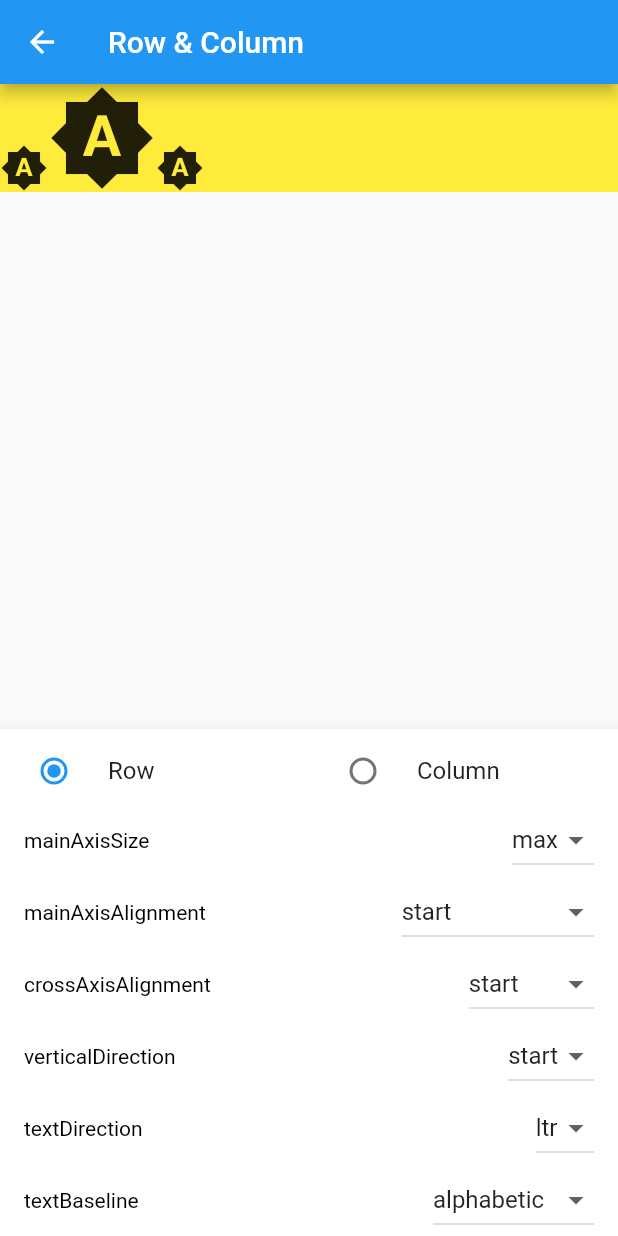
After one commit to linhkhoi-huynh-goldenowl/flutter-gallery-app, a Flutter app: the RowColumnScreen screen opened by its route, on a phone screen of 412 x 824 dp. The commit adds this screen. Run offline on Flutter 3.47's test engine with Material 2 defaults, Android fonts, the phone set to English and light mode, and no system bars.

Commit message:
them row column screen

```diff
--- a/gallery_app/lib/config/routes/router.dart
+++ b/gallery_app/lib/config/routes/router.dart
@@ -2,6 +2,7 @@ import 'package:flutter/material.dart';
 import 'package:gallery_app/features/screens/cupertino_widget/cupertino_screen.dart';
 import 'package:gallery_app/features/screens/home_screen.dart';
 import 'package:gallery_app/features/screens/rich_text_screen.dart';
+import 'package:gallery_app/features/screens/row_column_screen.dart';
 
 class AppRouter {
   static Route<dynamic> generateRoute(RouteSettings settings) {
@@ -12,6 +13,8 @@ class AppRouter {
         return MaterialPageRoute(builder: (_) => const CupertinoScreen());
       case '/RichTextScreen':
         return MaterialPageRoute(builder: (_) => const RichTextScreen());
+      case '/RowColumnScreen':
+        return MaterialPageRoute(builder: (_) => const RowColumnScreen());
       default:
         return MaterialPageRoute(
             builder: (_) => Scaffold(
--- /dev/null
+++ b/gallery_app/lib/features/models/row_column.dart
@@ -0,0 +1,59 @@
+import 'package:flutter/material.dart';
+
+class RowColumnModel with ChangeNotifier {
+  bool _chooseRow = true;
+  MainAxisSize _mainAxisSize = MainAxisSize.max;
+  MainAxisAlignment _mainAxisAlignment = MainAxisAlignment.start;
+  CrossAxisAlignment _crossAxisAlignment = CrossAxisAlignment.start;
+  VerticalDirection _verticalDirection = VerticalDirection.up;
+  bool _textDirection = true;
+  TextBaseline _textBaseline = TextBaseline.alphabetic;
+  bool get chooseRow => _chooseRow;
+
+  set chooseRow(bool value) {
+    _chooseRow = value;
+    notifyListeners();
+  }
+
+  get mainAxisSize => _mainAxisSize;
+
+  set mainAxisSize(value) {
+    _mainAxisSize = value;
+    notifyListeners();
+  }
+
+  get mainAxisAlignment => _mainAxisAlignment;
+
+  set mainAxisAlignment(value) {
+    _mainAxisAlignment = value;
+    notifyListeners();
+  }
+
+  get crossAxisAlignment => _crossAxisAlignment;
+
+  set crossAxisAlignment(value) {
+    _crossAxisAlignment = value;
+    notifyListeners();
+  }
+
+  get verticalDirection => _verticalDirection;
+
+  set verticalDirection(value) {
+    _verticalDirection = value;
+    notifyListeners();
+  }
+
+  get textDirection => _textDirection;
+
+  set textDirection(value) {
+    _textDirection = value;
+    notifyListeners();
+  }
+
+  get textBaseline => _textBaseline;
+
+  set textBaseline(value) {
+    _textBaseline = value;
+    notifyListeners();
+  }
+}
--- a/gallery_app/lib/features/screens/home_screen.dart
+++ b/gallery_app/lib/features/screens/home_screen.dart
@@ -85,7 +85,7 @@ class _HomeScreenState extends State<HomeScreen> {
               title: "Row & Column",
               subtitle:
                   "A widget that displays its children in a horizontal and vertical array",
-              routeName: "routeName",
+              routeName: "/RowColumnScreen",
               iconData: Icons.graphic_eq),
           HomeItem(
               title: "Wrap & Chip",
--- /dev/null
+++ b/gallery_app/lib/features/screens/row_column_screen.dart
@@ -0,0 +1,246 @@
+import 'package:flutter/material.dart';
+import 'package:gallery_app/features/models/row_column.dart';
+import 'package:intl/intl.dart';
+import 'package:provider/provider.dart';
+import 'dart:ui' as ui;
+
+class RowColumnScreen extends StatelessWidget {
+  const RowColumnScreen({Key? key}) : super(key: key);
+
+  @override
+  Widget build(BuildContext context) {
+    final children = [
+      const Icon(
+        Icons.brightness_auto,
+        size: 32,
+      ),
+      const Icon(
+        Icons.brightness_auto,
+        size: 72,
+      ),
+      const Icon(
+        Icons.brightness_auto,
+        size: 32,
+      )
+    ];
+
+    return Consumer<RowColumnModel>(
+      builder: (context, model, child) {
+        return Scaffold(
+          appBar: AppBar(
+            title: const Text("Row & Column"),
+          ),
+          body: Container(
+            color: Colors.yellow,
+            child: model.chooseRow
+                ? Row(
+                    mainAxisSize: model.mainAxisSize,
+                    mainAxisAlignment: model.mainAxisAlignment,
+                    crossAxisAlignment: model.crossAxisAlignment,
+                    textBaseline: model.textBaseline,
+                    textDirection: model.textDirection
+                        ? ui.TextDirection.ltr
+                        : ui.TextDirection.rtl,
+                    verticalDirection: model.verticalDirection,
+                    children: children,
+                  )
+                : Column(
+                    mainAxisSize: model.mainAxisSize,
+                    mainAxisAlignment: model.mainAxisAlignment,
+                    crossAxisAlignment: model.crossAxisAlignment,
+                    textBaseline: model.textBaseline,
+                    textDirection: model.textDirection
+                        ? ui.TextDirection.ltr
+                        : ui.TextDirection.rtl,
+                    verticalDirection: model.verticalDirection,
+                    children: children,
+                  ),
+          ),
+          bottomNavigationBar: BottomAppBar(
+              child: Column(
+            mainAxisSize: MainAxisSize.min,
+            crossAxisAlignment: CrossAxisAlignment.stretch,
+            children: [
+              SizedBox(
+                height: 50,
+                child:
+                    Row(mainAxisAlignment: MainAxisAlignment.center, children: [
+                  Expanded(
+                      child: RadioListTile(
+                    value: true,
+                    groupValue: model.chooseRow,
+                    onChanged: (value) {
+                      model.chooseRow = true;
+                    },
+                    title: const Text("Row"),
+                  )),
+                  Expanded(
+                      child: RadioListTile(
+                    value: false,
+                    groupValue: model.chooseRow,
+                    onChanged: (value) {
+                      model.chooseRow = false;
+                    },
+                    title: const Text("Column"),
+                  ))
+                ]),
+              ),
+              itemButton(
+                  "mainAxisSize",
+                  DropdownButton<MainAxisSize>(
+                    items: const [
+                      DropdownMenuItem(
+                        value: MainAxisSize.max,
+                        child: Text("max"),
+                      ),
+                      DropdownMenuItem(
+                        value: MainAxisSize.min,
+                        child: Text("min"),
+                      ),
+                    ],
+                    onChanged: (value) {
+                      model.mainAxisSize = value;
+                    },
+                    value: model.mainAxisSize,
+                  )),
+              itemButton(
+                  "mainAxisAlignment",
+                  DropdownButton<MainAxisAlignment>(
+                    items: const [
+                      DropdownMenuItem(
+                        value: MainAxisAlignment.start,
+                        child: Text("start"),
+                      ),
+                      DropdownMenuItem(
+                        value: MainAxisAlignment.end,
+                        child: Text("end"),
+                      ),
+                      DropdownMenuItem(
+                        value: MainAxisAlignment.center,
+                        child: Text("center"),
+                      ),
+                      DropdownMenuItem(
+                        value: MainAxisAlignment.spaceAround,
+                        child: Text("spaceAround"),
+                      ),
+                      DropdownMenuItem(
+                        value: MainAxisAlignment.spaceBetween,
+                        child: Text("spaceBetween"),
+                      ),
+                      DropdownMenuItem(
+                        value: MainAxisAlignment.spaceEvenly,
+                        child: Text("spaceEvenly"),
+                      ),
+                    ],
+                    onChanged: (value) {
+                      model.mainAxisAlignment = value;
+                    },
+                    value: model.mainAxisAlignment,
+                  )),
+              itemButton(
+                  "crossAxisAlignment",
+                  DropdownButton<CrossAxisAlignment>(
+                    items: const [
+                      DropdownMenuItem(
+                        value: CrossAxisAlignment.start,
+                        child: Text("start"),
+                      ),
+                      DropdownMenuItem(
+                        value: CrossAxisAlignment.end,
+                        child: Text("end"),
+                      ),
+                      DropdownMenuItem(
+                        value: CrossAxisAlignment.center,
+                        child: Text("center"),
+                      ),
+                      DropdownMenuItem(
+                        value: CrossAxisAlignment.stretch,
+                        child: Text("stretch"),
+                      ),
+                      DropdownMenuItem(
+                        value: CrossAxisAlignment.baseline,
+                        child: Text("baseline"),
+                      ),
+                    ],
+                    onChanged: (value) {
+                      model.crossAxisAlignment = value;
+                    },
+                    value: model.crossAxisAlignment,
+                  )),
+              itemButton(
+                  "verticalDirection",
+                  DropdownButton<VerticalDirection>(
+                    items: const [
+                      DropdownMenuItem(
+                        value: VerticalDirection.up,
+                        child: Text("start"),
+                      ),
+                      DropdownMenuItem(
+                        value: VerticalDirection.down,
+                        child: Text("end"),
+                      ),
+                    ],
+                    onChanged: (value) {
+                      model.verticalDirection = value;
+                    },
+                    value: model.verticalDirection,
+                  )),
+              itemButton(
+                  "textDirection",
+                  DropdownButton<bool>(
+                    items: const [
+                      DropdownMenuItem(
+                        value: true,
+                        child: Text("ltr"),
+                      ),
+                      DropdownMenuItem(
+                        value: false,
+                        child: Text("rtl"),
+                      ),
+                    ],
+                    onChanged: (value) {
+                      model.textDirection = value;
+                    },
+                    value: model.textDirection,
+                  )),
+              itemButton(
+                  "textBaseline",
+                  DropdownButton<TextBaseline>(
+                    items: const [
+                      DropdownMenuItem(
+                        value: TextBaseline.alphabetic,
+                        child: Text("alphabetic"),
+                      ),
+                      DropdownMenuItem(
+                        value: TextBaseline.ideographic,
+                        child: Text("ideographic"),
+                      ),
+                    ],
+                    onChanged: (value) {
+                      model.textBaseline = value;
+                    },
+                    value: model.textBaseline,
+                  )),
+            ],
+          )),
+        );
+      },
+    );
+  }
+
+  Widget itemButton(String title, Widget child) {
+    return Container(
+      padding: const EdgeInsets.symmetric(horizontal: 16),
+      child: Row(
+        children: [
+          Expanded(
+              child: Text(
+            title,
+            style: const TextStyle(color: Colors.black),
+          )),
+          child
+        ],
+      ),
+    );
+  }
+}
--- a/gallery_app/lib/main.dart
+++ b/gallery_app/lib/main.dart
@@ -1,5 +1,6 @@
 import 'package:flutter/material.dart';
 import 'package:gallery_app/config/routes/router.dart';
+import 'package:gallery_app/features/models/row_column.dart';
 import 'features/provider/cupertino_slider_provider.dart';
 import 'features/models/cupertino_form.dart';
 import 'features/models/cupertino_switch.dart';
@@ -14,6 +15,7 @@ void main() {
         ChangeNotifierProvider(create: (_) => CupertinoSliderProvider()),
         ChangeNotifierProvider(create: (_) => CupertinoSwitchModel()),
         ChangeNotifierProvider(create: (_) => CupertinoFormModel()),
+        ChangeNotifierProvider(create: (_) => RowColumnModel()),
       ],
       child: const MyApp(),
     ),
```
